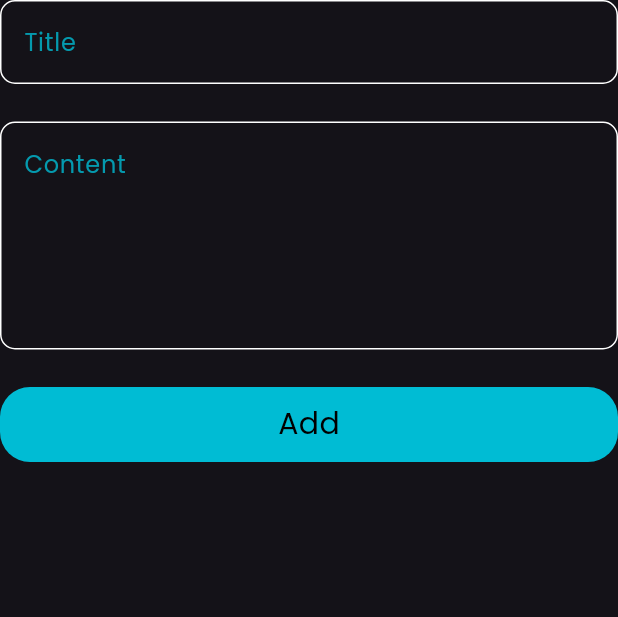
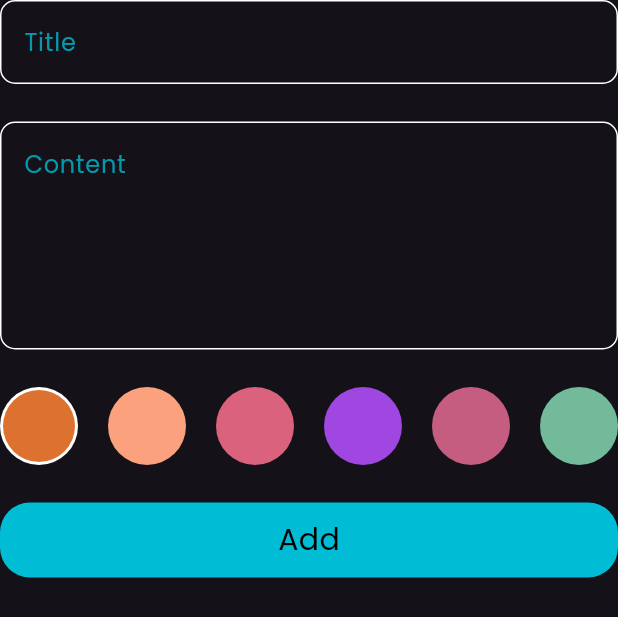
Before and after one commit to Amr-Elrayes/Notes_app, a Flutter app: the AddNoteForm widget shown alone on an empty page, opened directly, on a phone screen of 412 x 824 dp. Shown: the top 617 px of the screen. Run offline on Flutter 3.47's test engine with Material 3 defaults, Android fonts, the phone set to English and light mode, and no system bars; our stand-ins replace bloc, flutter_bloc, hive, hive_flutter; accounts and stored records are empty.

Commit message:
creat color list view

```diff
--- /dev/null
+++ b/lib/helper/colors_list_view.dart
@@ -0,0 +1,69 @@
+import 'package:flutter/material.dart';
+
+class ColorItem extends StatelessWidget {
+  const ColorItem({super.key, required this.isActive, required this.color});
+  final bool isActive;
+  final Color color;
+  @override
+  Widget build(BuildContext context) {
+    return isActive
+        ? CircleAvatar(
+            radius: 26,
+            backgroundColor: Colors.white,
+            child: CircleAvatar(
+              radius: 24,
+              backgroundColor: color,
+            ),
+          )
+        : CircleAvatar(
+            radius: 26,
+            backgroundColor: color,
+          );
+  }
+}
+
+class ColorsListView extends StatefulWidget {
+  const ColorsListView({super.key});
+
+  @override
+  State<ColorsListView> createState() => _ColorsListViewState();
+}
+
+class _ColorsListViewState extends State<ColorsListView> {
+  int currentIndex = 0;
+
+  List<Color> colors = [
+    Color(0xffDD7230),
+    Color(0xffFCA17D),
+    Color(0xffDA627D),
+    Color(0xff9A348E7),
+    Color(0xff0D06287),
+    Color(0xff73BA9B),
+    Color(0xff361D2E),
+  ];
+  @override
+  Widget build(BuildContext context) {
+    return SizedBox(
+      height: 26 * 2,
+      child: ListView.builder(
+        itemCount: colors.length,
+        scrollDirection: Axis.horizontal,
+        itemBuilder: (context, index) {
+          return Padding(
+            padding: const EdgeInsets.only(right: 20),
+            child: GestureDetector(
+              onTap: () {
+                currentIndex = index;
+                setState(() {});
+              },
+              child: ColorItem(
+                color: colors[index],
+                isActive: currentIndex == index,
+              ),
+            ),
+          );
+        },
+      ),
+    );
+  }
+}
--- a/lib/widgets/add_note_form.dart
+++ b/lib/widgets/add_note_form.dart
@@ -1,6 +1,7 @@
 import 'package:flutter/material.dart';
 import 'package:notes_app/Cubits/add_note_cubit/add_note_cubit.dart';
 import 'package:notes_app/models/note_model.dart';
+import '../helper/colors_list_view.dart';
 import '../helper/show_snakbar.dart';
 import 'custom_buttom.dart';
 import 'custom_text_field.dart';
@@ -45,6 +46,10 @@ class _AddNoteFormState extends State<AddNoteForm> {
           SizedBox(
             height: 25,
           ),
+          ColorsListView(),
+          SizedBox(
+            height: 25,
+          ),
           BlocBuilder<AddNoteCubit, AddNoteState>(
             builder: (context, state) {
               return customButton(
@@ -58,7 +63,8 @@ class _AddNoteFormState extends State<AddNoteForm> {
                         date: DateTime.now().toString(),
                         color: Colors.blue.value);
                     BlocProvider.of<AddNoteCubit>(context).AddNote(noteModel);
-                    ShowSnackBar(context, 'Note Added Successfully' , Colors.green);
+                    ShowSnackBar(
+                        context, 'Note Added Successfully', Colors.green);
                   } else {
                     autovalidateMode = AutovalidateMode.always;
                     setState(() {});
--- a/lib/widgets/edit_note_view_body.dart
+++ b/lib/widgets/edit_note_view_body.dart
@@ -24,13 +24,28 @@ class _EditNoteViewBodyState extends State<EditNoteViewBody> {
         children: [
           CustomAppbar(
             onPressed: () {
+              final isTitleChanged =
+                  title != null && title != widget.note.title;
+              final isSubtitleChanged =
+                  subtitle != null && subtitle != widget.note.subtitle;
+
+              if (!isTitleChanged && !isSubtitleChanged) {
+                ShowSnackBar(context, "No Changes on the Note", Colors.black);
+                Navigator.pop(context);
+                return;
+              }
               widget.note.title = title ?? widget.note.title;
               widget.note.subtitle = subtitle ?? widget.note.subtitle;
               widget.note.save();
+
               BlocProvider.of<NotesCubit>(context).fetchAllNotes();
               Navigator.pop(context);
-              ShowSnackBar(context, 'Note Edited Successfully',
-                  const Color.fromARGB(255, 176, 158, 1));
+
+              ShowSnackBar(
+                context,
+                'Note Edited Successfully',
+                const Color.fromARGB(255, 176, 158, 1),
+              );
             },
             title: "Edit Note",
             icon: Icons.check,
```
